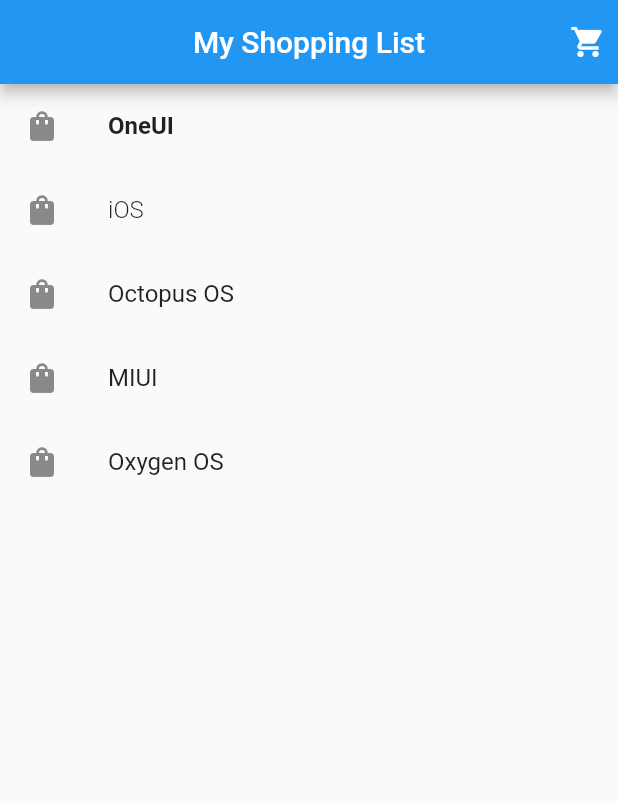
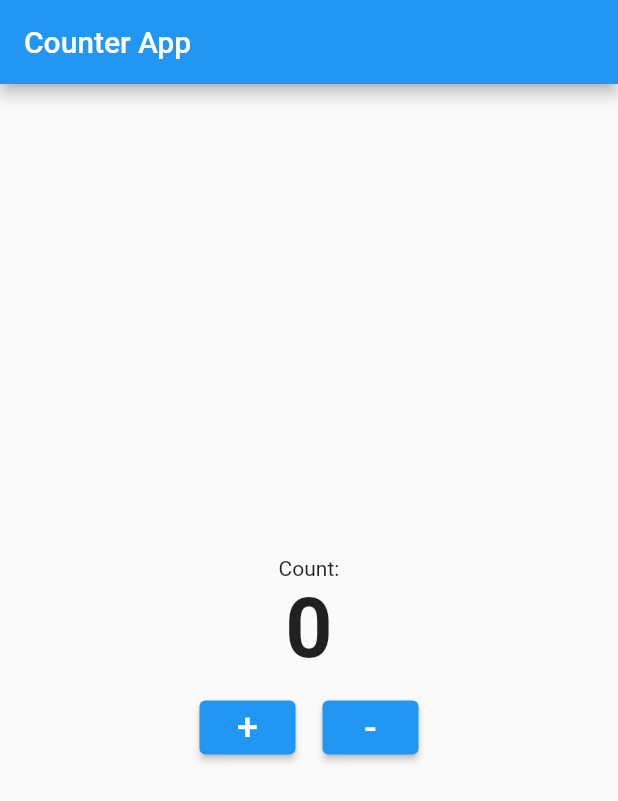
Before and after one commit to flucloxin500/Live_Test, a Flutter app: the screen it shows after launch, on a phone screen of 412 x 824 dp. Shown: the top 801 px of the screen. Run offline on Flutter 3.47's test engine with Material 2 defaults, Android fonts, the phone set to English and light mode, and no system bars.

```diff
--- a/lib/main.dart
+++ b/lib/main.dart
@@ -1,69 +1,105 @@
 import 'package:flutter/material.dart';
 
+void main() {
+  runApp(MyApp());
+}
+
 class MyApp extends StatelessWidget {
+  const MyApp({super.key});
+
   @override
   Widget build(BuildContext context) {
     return MaterialApp(
-      debugShowCheckedModeBanner: false,
-      home: HomeScreen(),
-      title: 'Ostad App',
+      home: CounterScreen(),
     );
   }
 }
+class CounterScreen extends StatefulWidget {
+  @override
+  State<StatefulWidget> createState() {
+    return CounterState();
+  }
+}
 
-class HomeScreen extends StatelessWidget{
+class CounterState extends State<CounterScreen> {
+  int counter = 0;
+
   @override
   Widget build(BuildContext context) {
     return Scaffold(
-        appBar: AppBar(
-          actions: [
+      appBar: AppBar(
+        title: Text('Counter App'),
+      ),
+      body: Center(
+        child: Column(
+          mainAxisAlignment: MainAxisAlignment.center,
+          children: [
+            Text('Count:'),
             Padding(
-              padding: const EdgeInsets.all(8.0),
-              child: Icon(Icons.shopping_cart),
+              padding: const EdgeInsets.only(bottom: 10),
+              child: Text(counter.toString(),
+                style: TextStyle(
+                  fontSize: 55,
+                  fontWeight: FontWeight.bold,
+                ),
+              ),
             ),
+            Row(
+              mainAxisAlignment: MainAxisAlignment.center,
+              children: [
+                ElevatedButton(onPressed: (){
+                  setState(() {
+                    if ( counter < 5)
+                    {
+                      counter = counter + 1;
+                    }
+                    else
+                    {
+                      showDialog(context: context, builder: (context){
+                        return AlertDialog(
+                          title: Text('Button Pressed ${counter} times',
+                            style: TextStyle(
+                                fontWeight: FontWeight.normal
+                            ),),
+                          actions: [
+                            TextButton(onPressed: (){},
+                              child: Text('Close'),),
+                          ],
+                        );
+                      }
+                      );
+                    }
+
+                  });
+                },
+                  child: Text('+',
+                    style: TextStyle(
+                        fontSize: 25
+                    ),),),
+
+                Padding(
+                  padding: const EdgeInsets.only(left: 18),
+                  child: ElevatedButton(onPressed: (){
+
+                    setState(() {
+                      if ( counter > 0)
+                      {
+                        counter = counter - 1;
+                      }
+
+                    });
+                  },
+                    child: Text('-',
+                      style: TextStyle(
+                          fontSize: 25
+                      ),),),
+                ),
+              ],
+            )
           ],
+        ),
 
-          title: Text('My Shopping List'),
-          centerTitle: true,
-        ),
-        body:Column(
-          children: [
-            ListTile(
-              leading: Icon(Icons.shopping_bag),
-              title: Text('OneUI',
-                style: TextStyle(
-                  fontWeight: FontWeight.bold,
-                ),),
-            ),
-            ListTile(
-              leading: Icon(Icons.shopping_bag),
-              title: Text('iOS',
-                style: TextStyle(
-                  fontWeight: FontWeight.w300,
-                ),),
-            ),
-            ListTile(
-              leading: Icon(Icons.shopping_bag),
-              title: Text('Octopus OS'),
-            ),
-            ListTile(
-              leading: Icon(Icons.shopping_bag),
-              title: Text('MIUI'),
-            ),
-            ListTile(
-              leading: Icon(Icons.shopping_bag),
-              title: Text('Oxygen OS'),
-            ),
-
-          ],
-        )
-
-
+      ),
     );
   }
-
 }
-void main (){
-  runApp(MyApp());
-
-}
```
